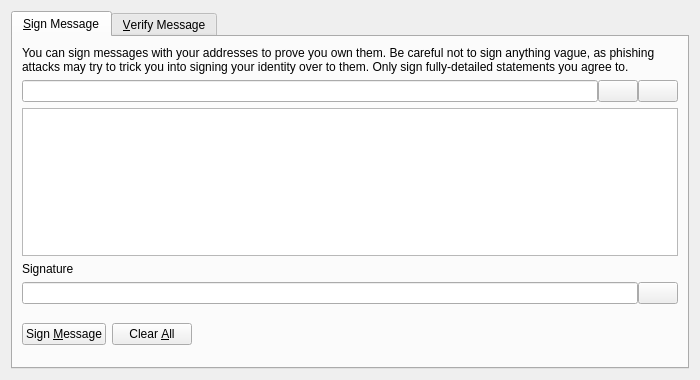
Above: src/qt/forms/signverifymessagedialog.ui from IParn/LimecoinX before the change. Below: the same form after it.
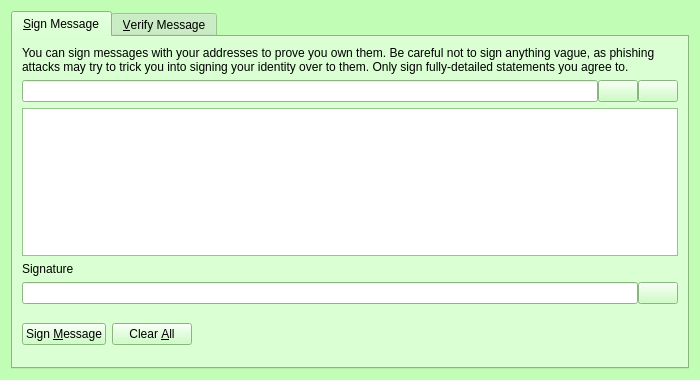
That is the form after the change. Icons and pictures are not drawn. Custom widgets are drawn as their Qt base class.

The edit to the form file:
```diff
--- a/src/qt/forms/signverifymessagedialog.ui
+++ b/src/qt/forms/signverifymessagedialog.ui
@@ -10,6 +10,421 @@
     <height>380</height>
    </rect>
   </property>
+  <property name="palette">
+   <palette>
+    <active>
+     <colorrole role="WindowText">
+      <brush brushstyle="SolidPattern">
+       <color alpha="255">
+        <red>0</red>
+        <green>0</green>
+        <blue>0</blue>
+       </color>
+      </brush>
+     </colorrole>
+     <colorrole role="Button">
+      <brush brushstyle="SolidPattern">
+       <color alpha="255">
+        <red>193</red>
+        <green>253</green>
+        <blue>181</blue>
+       </color>
+      </brush>
+     </colorrole>
+     <colorrole role="Light">
+      <brush brushstyle="SolidPattern">
+       <color alpha="255">
+        <red>255</red>
+        <green>255</green>
+        <blue>255</blue>
+       </color>
+      </brush>
+     </colorrole>
+     <colorrole role="Midlight">
+      <brush brushstyle="SolidPattern">
+       <color alpha="255">
+        <red>224</red>
+        <green>254</green>
+        <blue>218</blue>
+       </color>
+      </brush>
+     </colorrole>
+     <colorrole role="Dark">
+      <brush brushstyle="SolidPattern">
+       <color alpha="255">
+        <red>96</red>
+        <green>126</green>
+        <blue>90</blue>
+       </color>
+      </brush>
+     </colorrole>
+     <colorrole role="Mid">
+      <brush brushstyle="SolidPattern">
+       <color alpha="255">
+        <red>129</red>
+        <green>169</green>
+        <blue>121</blue>
+       </color>
+      </brush>
+     </colorrole>
+     <colorrole role="Text">
+      <brush brushstyle="SolidPattern">
+       <color alpha="255">
+        <red>0</red>
+        <green>0</green>
+        <blue>0</blue>
+       </color>
+      </brush>
+     </colorrole>
+     <colorrole role="BrightText">
+      <brush brushstyle="SolidPattern">
+       <color alpha="255">
+        <red>255</red>
+        <green>255</green>
+        <blue>255</blue>
+       </color>
+      </brush>
+     </colorrole>
+     <colorrole role="ButtonText">
+      <brush brushstyle="SolidPattern">
+       <color alpha="255">
+        <red>0</red>
+        <green>0</green>
+        <blue>0</blue>
+       </color>
+      </brush>
+     </colorrole>
+     <colorrole role="Base">
+      <brush brushstyle="SolidPattern">
+       <color alpha="255">
+        <red>255</red>
+        <green>255</green>
+        <blue>255</blue>
+       </color>
+      </brush>
+     </colorrole>
+     <colorrole role="Window">
+      <brush brushstyle="SolidPattern">
+       <color alpha="255">
+        <red>193</red>
+        <green>253</green>
+        <blue>181</blue>
+       </color>
+      </brush>
+     </colorrole>
+     <colorrole role="Shadow">
+      <brush brushstyle="SolidPattern">
+       <color alpha="255">
+        <red>0</red>
+        <green>0</green>
+        <blue>0</blue>
+       </color>
+      </brush>
+     </colorrole>
+     <colorrole role="AlternateBase">
+      <brush brushstyle="SolidPattern">
+       <color alpha="255">
+        <red>224</red>
+        <green>254</green>
+        <blue>218</blue>
+       </color>
+      </brush>
+     </colorrole>
+     <colorrole role="ToolTipBase">
+      <brush brushstyle="SolidPattern">
+       <color alpha="255">
+        <red>255</red>
+        <green>255</green>
+        <blue>220</blue>
+       </color>
+      </brush>
+     </colorrole>
+     <colorrole role="ToolTipText">
+      <brush brushstyle="SolidPattern">
+       <color alpha="255">
+        <red>0</red>
+        <green>0</green>
+        <blue>0</blue>
+       </color>
+      </brush>
+     </colorrole>
+    </active>
+    <inactive>
+     <colorrole role="WindowText">
+      <brush brushstyle="SolidPattern">
+       <color alpha="255">
+        <red>0</red>
+        <green>0</green>
+        <blue>0</blue>
+       </color>
+      </brush>
+     </colorrole>
+     <colorrole role="Button">
+      <brush brushstyle="SolidPattern">
+       <color alpha="255">
+        <red>193</red>
+        <green>253</green>
+        <blue>181</blue>
+       </color>
+      </brush>
+     </colorrole>
+     <colorrole role="Light">
+      <brush brushstyle="SolidPattern">
+       <color alpha="255">
+        <red>255</red>
+        <green>255</green>
+        <blue>255</blue>
+       </color>
+      </brush>
+     </colorrole>
+     <colorrole role="Midlight">
+      <brush brushstyle="SolidPattern">
+       <color alpha="255">
+        <red>224</red>
+        <green>254</green>
+        <blue>218</blue>
+       </color>
+      </brush>
+     </colorrole>
+     <colorrole role="Dark">
+      <brush brushstyle="SolidPattern">
+       <color alpha="255">
+        <red>96</red>
+        <green>126</green>
+        <blue>90</blue>
+       </color>
+      </brush>
+     </colorrole>
+     <colorrole role="Mid">
+      <brush brushstyle="SolidPattern">
+       <color alpha="255">
+        <red>129</red>
+        <green>169</green>
+        <blue>121</blue>
+       </color>
+      </brush>
+     </colorrole>
+     <colorrole role="Text">
+      <brush brushstyle="SolidPattern">
+       <color alpha="255">
+        <red>0</red>
+        <green>0</green>
+        <blue>0</blue>
+       </color>
+      </brush>
+     </colorrole>
+     <colorrole role="BrightText">
+      <brush brushstyle="SolidPattern">
+       <color alpha="255">
+        <red>255</red>
+        <green>255</green>
+        <blue>255</blue>
+       </color>
+      </brush>
+     </colorrole>
+     <colorrole role="ButtonText">
+      <brush brushstyle="SolidPattern">
+       <color alpha="255">
+        <red>0</red>
+        <green>0</green>
+        <blue>0</blue>
+       </color>
+      </brush>
+     </colorrole>
+     <colorrole role="Base">
+      <brush brushstyle="SolidPattern">
+       <color alpha="255">
+        <red>255</red>
+        <green>255</green>
+        <blue>255</blue>
+       </color>
+      </brush>
+     </colorrole>
+     <colorrole role="Window">
+      <brush brushstyle="SolidPattern">
+       <color alpha="255">
+        <red>193</red>
+        <green>253</green>
+        <blue>181</blue>
+       </color>
+      </brush>
+     </colorrole>
+     <colorrole role="Shadow">
+      <brush brushstyle="SolidPattern">
+       <color alpha="255">
+        <red>0</red>
+        <green>0</green>
+        <blue>0</blue>
+       </color>
+      </brush>
+     </colorrole>
+     <colorrole role="AlternateBase">
+      <brush brushstyle="SolidPattern">
+       <color alpha="255">
+        <red>224</red>
+        <green>254</green>
+        <blue>218</blue>
+       </color>
+      </brush>
+     </colorrole>
+     <colorrole role="ToolTipBase">
+      <brush brushstyle="SolidPattern">
+       <color alpha="255">
+        <red>255</red>
+        <green>255</green>
+        <blue>220</blue>
+       </color>
+      </brush>
+     </colorrole>
+     <colorrole role="ToolTipText">
+      <brush brushstyle="SolidPattern">
+       <color alpha="255">
+        <red>0</red>
+        <green>0</green>
+        <blue>0</blue>
+       </color>
+      </brush>
+     </colorrole>
+    </inactive>
+    <disabled>
+     <colorrole role="WindowText">
+      <brush brushstyle="SolidPattern">
+       <color alpha="255">
+        <red>96</red>
+        <green>126</green>
+        <blue>90</blue>
+       </color>
+      </brush>
+     </colorrole>
+     <colorrole role="Button">
+      <brush brushstyle="SolidPattern">
+       <color alpha="255">
+        <red>193</red>
+        <green>253</green>
+        <blue>181</blue>
+       </color>
+      </brush>
+     </colorrole>
+     <colorrole role="Light">
+      <brush brushstyle="SolidPattern">
+       <color alpha="255">
+        <red>255</red>
+        <green>255</green>
+        <blue>255</blue>
+       </color>
+      </brush>
+     </colorrole>
+     <colorrole role="Midlight">
+      <brush brushstyle="SolidPattern">
+       <color alpha="255">
+        <red>224</red>
+        <green>254</green>
+        <blue>218</blue>
+       </color>
+      </brush>
+     </colorrole>
+     <colorrole role="Dark">
+      <brush brushstyle="SolidPattern">
+       <color alpha="255">
+        <red>96</red>
+        <green>126</green>
+        <blue>90</blue>
+       </color>
+      </brush>
+     </colorrole>
+     <colorrole role="Mid">
+      <brush brushstyle="SolidPattern">
+       <color alpha="255">
+        <red>129</red>
+        <green>169</green>
+        <blue>121</blue>
+       </color>
+      </brush>
+     </colorrole>
+     <colorrole role="Text">
+      <brush brushstyle="SolidPattern">
+       <color alpha="255">
+        <red>96</red>
+        <green>126</green>
+        <blue>90</blue>
+       </color>
+      </brush>
+     </colorrole>
+     <colorrole role="BrightText">
+      <brush brushstyle="SolidPattern">
+       <color alpha="255">
+        <red>255</red>
+        <green>255</green>
+        <blue>255</blue>
+       </color>
+      </brush>
+     </colorrole>
+     <colorrole role="ButtonText">
+      <brush brushstyle="SolidPattern">
+       <color alpha="255">
+        <red>96</red>
+        <green>126</green>
+        <blue>90</blue>
+       </color>
+      </brush>
+     </colorrole>
+     <colorrole role="Base">
+      <brush brushstyle="SolidPattern">
+       <color alpha="255">
+        <red>193</red>
+        <green>253</green>
+        <blue>181</blue>
+       </color>
+      </brush>
+     </colorrole>
+     <colorrole role="Window">
+      <brush brushstyle="SolidPattern">
+       <color alpha="255">
+        <red>193</red>
+        <green>253</green>
+        <blue>181</blue>
+       </color>
+      </brush>
+     </colorrole>
+     <colorrole role="Shadow">
+      <brush brushstyle="SolidPattern">
+       <color alpha="255">
+        <red>0</red>
+        <green>0</green>
+        <blue>0</blue>
+       </color>
+      </brush>
+     </colorrole>
+     <colorrole role="AlternateBase">
+      <brush brushstyle="SolidPattern">
+       <color alpha="255">
+        <red>193</red>
+        <green>253</green>
+        <blue>181</blue>
+       </color>
+      </brush>
+     </colorrole>
+     <colorrole role="ToolTipBase">
+      <brush brushstyle="SolidPattern">
+       <color alpha="255">
+        <red>255</red>
+        <green>255</green>
+        <blue>220</blue>
+       </color>
+      </brush>
+     </colorrole>
+     <colorrole role="ToolTipText">
+      <brush brushstyle="SolidPattern">
+       <color alpha="255">
+        <red>0</red>
+        <green>0</green>
+        <blue>0</blue>
+       </color>
+      </brush>
+     </colorrole>
+    </disabled>
+   </palette>
+  </property>
   <property name="windowTitle">
    <string>Signatures - Sign / Verify a Message</string>
   </property>
```
